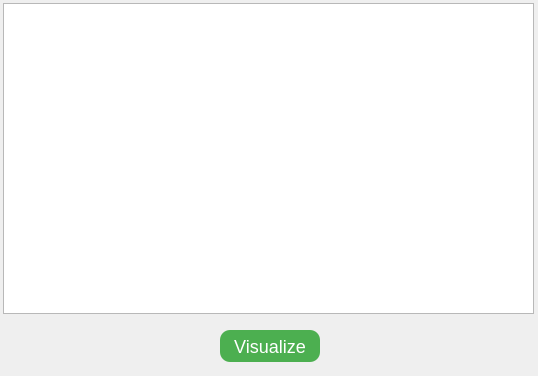
This is ui/design/ptr-editor.ui in esaSPICEservice/ess-plugin as Qt 5 draws it before an edit. The edited form follows.
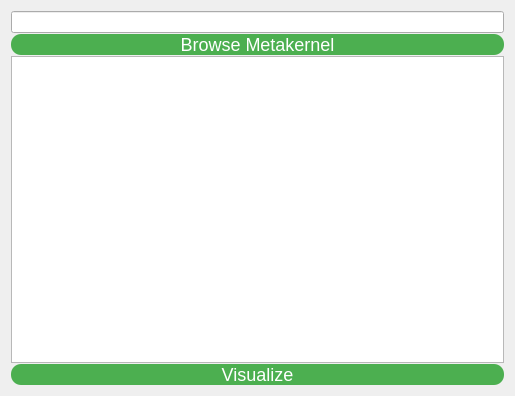
This is the edited form.

Diff of the .ui file:
```diff
--- a/ui/design/ptr-editor.ui
+++ b/ui/design/ptr-editor.ui
@@ -6,8 +6,8 @@
    <rect>
     <x>0</x>
     <y>0</y>
-    <width>538</width>
-    <height>376</height>
+    <width>515</width>
+    <height>396</height>
    </rect>
   </property>
   <property name="windowTitle">
@@ -31,29 +31,31 @@
 
             }</string>
   </property>
-  <widget class="QPushButton" name="visualizeButton">
-   <property name="geometry">
-    <rect>
-     <x>220</x>
-     <y>330</y>
-     <width>100</width>
-     <height>32</height>
-    </rect>
+  <layout class="QGridLayout" name="gridLayout">
+   <property name="verticalSpacing">
+    <number>1</number>
    </property>
-   <property name="text">
-    <string>Visualize</string>
-   </property>
-  </widget>
-  <widget class="QTextEdit" name="ptrEditor">
-   <property name="geometry">
-    <rect>
-     <x>3</x>
-     <y>3</y>
-     <width>531</width>
-     <height>311</height>
-    </rect>
-   </property>
-  </widget>
+   <item row="2" column="0">
+    <widget class="QPushButton" name="mkButton">
+     <property name="text">
+      <string>Browse Metakernel</string>
+     </property>
+    </widget>
+   </item>
+   <item row="3" column="0">
+    <widget class="QTextEdit" name="ptrEditor"/>
+   </item>
+   <item row="1" column="0">
+    <widget class="QLineEdit" name="mkInput"/>
+   </item>
+   <item row="4" column="0">
+    <widget class="QPushButton" name="visualizeButton">
+     <property name="text">
+      <string>Visualize</string>
+     </property>
+    </widget>
+   </item>
+  </layout>
  </widget>
  <resources/>
  <connections/>
```
